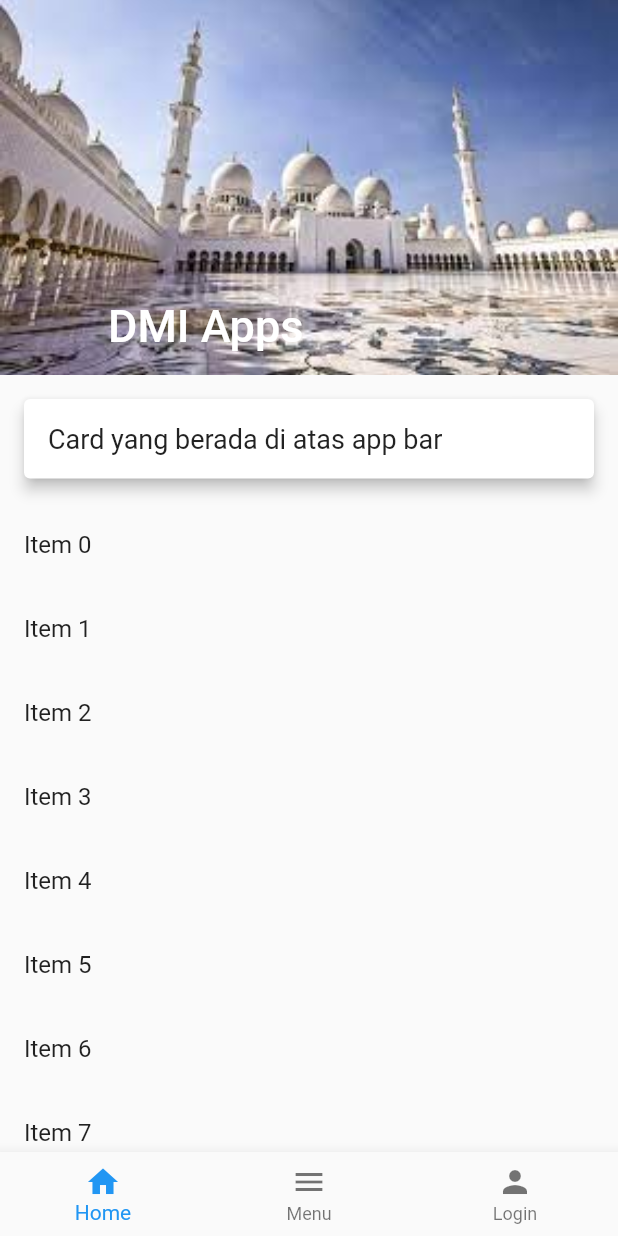
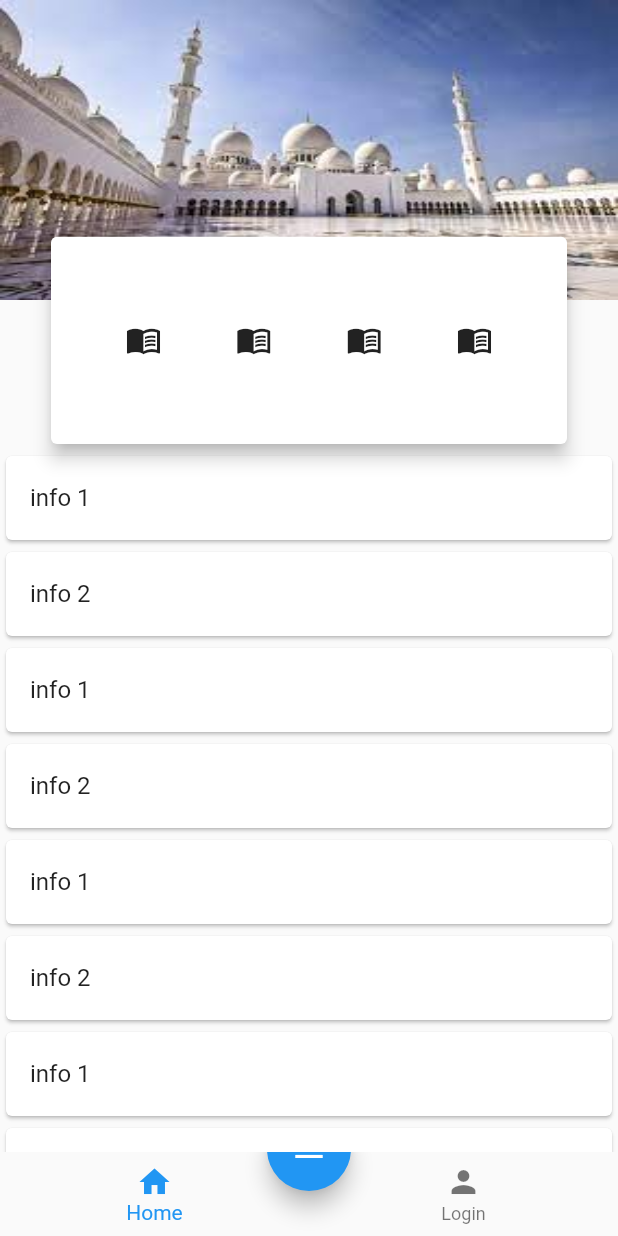
Before and after one commit to IkwanThareq/proj_fe_flutter_dmi, a Flutter app: the screen it shows after launch, on a phone screen of 412 x 824 dp. Run offline on Flutter 3.47's test engine with Material 2 defaults, Android fonts, the phone set to English and light mode, and no system bars.

Commit message:
update UI1

```diff
--- a/lib/screens/HomeScreen.dart
+++ b/lib/screens/HomeScreen.dart
@@ -8,48 +8,193 @@ class HomeScreen extends StatefulWidget {
 }
 
 class _HomeScreenState extends State<HomeScreen> {
+  final bool hideTitleWhenExpanded = true;
   @override
   Widget build(BuildContext context) {
     return Scaffold(
-      body: CustomScrollView(
-        slivers: <Widget>[
-          SliverAppBar(
-            expandedHeight: 250.0,
-            floating: false,
-            pinned: true,
-            flexibleSpace: FlexibleSpaceBar(
-              title: Text("DMI Apps"),
-              background: Image.asset(
-                'assets/images/img_masjid.jpeg',
-                fit: BoxFit.cover,
+      body: SafeArea(
+        child: CustomScrollView(
+          slivers: <Widget>[
+            // SliverAppBar(
+            //   expandedHeight: 100.0,
+            //   flexibleSpace: FlexibleSpaceBar(
+            //     background: Image.asset(
+            //       'assets/images/img_masjid.jpeg',
+            //       fit: BoxFit.fill,
+            //     ),
+            //   ),
+            // ),
+            //below is the previous
+            SliverPersistentHeader(
+              pinned: true,
+              floating: true,
+              delegate: CustomSliverDelegate(
+                expandedHeight: 200.0,
               ),
             ),
-          ),
-          const SliverToBoxAdapter(
-            child: Card(
-              elevation: 4.0, // Elevasi untuk menambahkan bayangan
-              margin: EdgeInsets.all(16.0),
-              child: Padding(
-                padding: EdgeInsets.all(16.0),
-                child: Text(
-                  'Card yang berada di atas app bar',
-                  style: TextStyle(fontSize: 18.0),
+
+            SliverList(
+              delegate: SliverChildListDelegate(
+                [
+                  const Card(
+                    child: ListTile(
+                      title: Text('info 1'),
+                    ),
+                  ),
+                  const Card(
+                    child: ListTile(
+                      title: Text('info 2'),
+                    ),
+                  ),
+                  const Card(
+                    child: ListTile(
+                      title: Text('info 1'),
+                    ),
+                  ),
+                  const Card(
+                    child: ListTile(
+                      title: Text('info 2'),
+                    ),
+                  ),
+                  const Card(
+                    child: ListTile(
+                      title: Text('info 1'),
+                    ),
+                  ),
+                  const Card(
+                    child: ListTile(
+                      title: Text('info 2'),
+                    ),
+                  ),
+                  const Card(
+                    child: ListTile(
+                      title: Text('info 1'),
+                    ),
+                  ),
+                  const Card(
+                    child: ListTile(
+                      title: Text('info 2'),
+                    ),
+                  ),
+                  const Card(
+                    child: ListTile(
+                      title: Text('info 1'),
+                    ),
+                  ),
+                  const Card(
+                    child: ListTile(
+                      title: Text('info 2'),
+                    ),
+                  ),
+                  const Card(
+                    child: ListTile(
+                      title: Text('info 1'),
+                    ),
+                  ),
+                  const Card(
+                    child: ListTile(
+                      title: Text('info 2'),
+                    ),
+                  ),
+                  const Card(
+                    child: ListTile(
+                      title: Text('info 1'),
+                    ),
+                  ),
+                  const Card(
+                    child: ListTile(
+                      title: Text('info 2'),
+                    ),
+                  ),
+                ],
+              ),
+            ),
+          ],
+        ),
+      ),
+    );
+  }
+}
+
+// this one is the previouse
+class CustomSliverDelegate extends SliverPersistentHeaderDelegate {
+  final double expandedHeight;
+  final bool hideTitleWhenExpanded;
+
+  CustomSliverDelegate({
+    required this.expandedHeight,
+    this.hideTitleWhenExpanded = true,
+  });
+
+  @override
+  Widget build(
+      BuildContext context, double shrinkOffset, bool overlapsContent) {
+    final appBarSize = expandedHeight - shrinkOffset;
+    final cardTopPosition = expandedHeight / 1.3 - shrinkOffset;
+    final proportion = 2 - (expandedHeight / appBarSize);
+    final percent = proportion < 0 || proportion > 1 ? 0.0 : proportion;
+    return SizedBox(
+      height: expandedHeight + expandedHeight / 2,
+      child: Stack(
+        children: [
+          Column(
+            children: [
+              Container(
+                height:
+                    appBarSize < kToolbarHeight ? kToolbarHeight : appBarSize,
+                decoration: BoxDecoration(
+                  image: DecorationImage(
+                      image: AssetImage('assets/images/img_masjid.jpeg'),
+                      fit: BoxFit.fill),
+                ),
+                child: AppBar(
+                  backgroundColor: Colors.transparent,
+                  elevation: 0.0,
+                  title: Opacity(
+                    opacity: 1.0 - percent,
+                    child: Text("DMI APP"),
+                  ),
                 ),
               ),
-            ),
+            ],
           ),
-          SliverList(
-            delegate: SliverChildBuilderDelegate(
-              (BuildContext context, int index) {
-                return ListTile(
-                  title: Text('Item $index'),
-                );
-              },
-              childCount: 50,
+          Positioned(
+            left: 0.0,
+            right: 0.0,
+            top: cardTopPosition > 0 ? cardTopPosition : 0,
+            bottom: 0.0,
+            child: Opacity(
+              opacity: percent,
+              child: Padding(
+                padding: EdgeInsets.symmetric(horizontal: 30 * percent),
+                child: Card(
+                  elevation: 5.0,
+                  child: Row(
+                    mainAxisAlignment: MainAxisAlignment.spaceEvenly,
+                    children: [
+                      Icon(Icons.menu_book),
+                      Icon(Icons.menu_book),
+                      Icon(Icons.menu_book),
+                      Icon(Icons.menu_book),
+                    ],
+                  ),
+                ),
+              ),
             ),
           ),
         ],
       ),
     );
   }
+
+  @override
+  double get maxExtent => expandedHeight + expandedHeight / 2;
+
+  @override
+  double get minExtent => kToolbarHeight;
+
+  @override
+  bool shouldRebuild(SliverPersistentHeaderDelegate oldDelegate) {
+    return true;
+  }
 }
--- a/lib/screens/MainMenu.dart
+++ b/lib/screens/MainMenu.dart
@@ -1,57 +1,110 @@
-import 'package:fe_dmi/screens/BottomSheetsScreen.dart';
+import 'package:fe_dmi/screens/BottomSheetModal.dart';
 import 'package:fe_dmi/screens/HomeScreen.dart';
 import 'package:fe_dmi/screens/LoginScreen.dart';
 import 'package:flutter/material.dart';
 
+// ini code yang bene sebelumnya
 class MainMenu extends StatefulWidget {
-  const MainMenu({super.key});
+  const MainMenu({Key? key}) : super(key: key);
 
   @override
   State<MainMenu> createState() => _MainMenuState();
 }
 
 class _MainMenuState extends State<MainMenu> {
+  int _currentIndex = 0;
 
-  int _currentIndex = 0;
-  IconData _fabIcon = Icons.add;
   final List<Widget> _pages = [
     const HomeScreen(),
-    BottomSheetsScreen(),
+    // BottomSheetModal(),
     const LoginScreen(),
   ];
 
-  void _changeFabIcon(){
-    setState(() {
-      _fabIcon = (_fabIcon == Icons.add) ? Icons.remove : Icons.add;
-    });
-  }
+  // void _showModalBottomSheet(BuildContext context) {
+  //   showModalBottomSheet<void>(
+  //     context: context,
+  //     builder: (BuildContext context) {
+  //       return Container(
+  //         height: 200,
+  //         child: Center(
+  //           child: Text('This is a Modal Bottom Sheet'),
+  //         ),
+  //       );
+  //     },
+  //   );
+  // }
 
   @override
   Widget build(BuildContext context) {
     return Scaffold(
       body: _pages[_currentIndex],
-      bottomNavigationBar: BottomNavigationBar(
+      bottomNavigationBar: Stack(
+        alignment: Alignment.center,
+        children: [
+          BottomNavigationBar(
             currentIndex: _currentIndex,
             onTap: (index) {
               setState(() {
                 _currentIndex = index;
+                // if (_currentIndex == 1) {
+                //   _showModalBottomSheet(context);
+                // }
               });
             },
-        items: [
+            items: const [
               BottomNavigationBarItem(
-            icon: const Icon(Icons.home),
+                icon: Icon(Icons.home),
                 label: "Home",
               ),
-          BottomNavigationBarItem(
-            icon: Icon(Icons.menu),
-            label: "Menu",
-          ),
+
               BottomNavigationBarItem(
                 icon: Icon(Icons.person),
                 label: "Login",
               ),
             ],
           ),
+          Positioned(
+            bottom: 30.0,
+            child: FloatingActionButton(
+              onPressed: () {
+                _showModalBottomSheet(context);
+              },
+              child: Icon(Icons.menu),
+            ),
+          ),
+        ],
+      ),
     );
   }
 }
+
+void _showModalBottomSheet(BuildContext context) {
+  showModalBottomSheet(
+    context: context,
+    builder: (BuildContext context) {
+      return Container(
+        height: 200,
+        child: Column(
+          children: [
+            ListTile(
+              leading: Icon(Icons.edit),
+              title: Text('Edit'),
+              onTap: () {
+                // Logika yang ingin Anda jalankan ketika opsi "Edit" dipilih
+                Navigator.pop(context); // Menutup Bottom Sheet setelah dipilih
+              },
+            ),
+            ListTile(
+              leading: Icon(Icons.delete),
+              title: Text('Delete'),
+              onTap: () {
+                // Logika yang ingin Anda jalankan ketika opsi "Delete" dipilih
+                Navigator.pop(context); // Menutup Bottom Sheet setelah dipilih
+              },
+            ),
+          ],
+        ),
+      );
+    },
+  );
+}
```
Also changed, not shown: lib/screens/BottomSheetModal.dart (added, +30 -0 lines), lib/screens/BottomSheetsScreen.dart (deleted, +0 -27 lines). Lines whose indentation alone changed are shown as unchanged.
